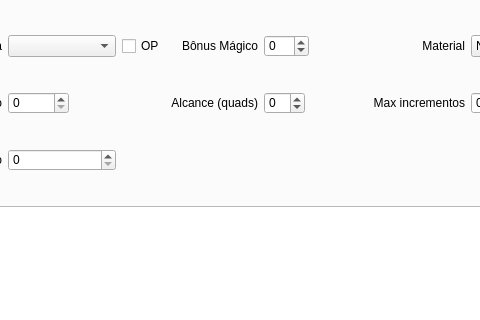
Before: the Qt Designer form ifg/qt/ui/entidade.ui in matferib/tabuleiro-virtual, drawn with Qt 5; both pictures show x 439 to 919 and y 97 to 417 of the 1405 by 632 pixel window.
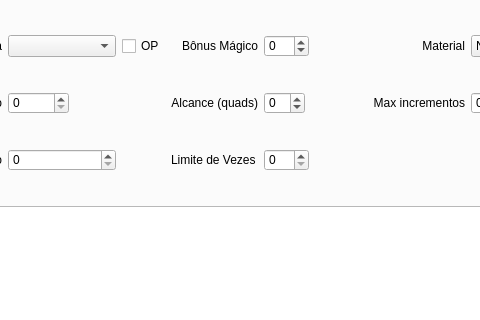
After: the same form once the commit is applied. The open tabs and pages were chosen to show the change.

Commit message: ui de limite

Diff of the .ui file:
```diff
--- a/ifg/qt/ui/entidade.ui
+++ b/ifg/qt/ui/entidade.ui
@@ -3439,6 +3439,20 @@
          </property>
         </widget>
        </item>
+       <item row="4" column="5">
+        <widget class="QLabel" name="label_9">
+         <property name="text">
+          <string>Limite de Vezes</string>
+         </property>
+        </widget>
+       </item>
+       <item row="4" column="6">
+        <widget class="QSpinBox" name="spin_limite_vezes">
+         <property name="toolTip">
+          <string>Se &gt; 0, o ataque poderá ser usado este número de vezes e depois será consumido.</string>
+         </property>
+        </widget>
+       </item>
       </layout>
      </widget>
      <widget class="QWidget" name="tab">
```
The commit also changes 3 other files.
